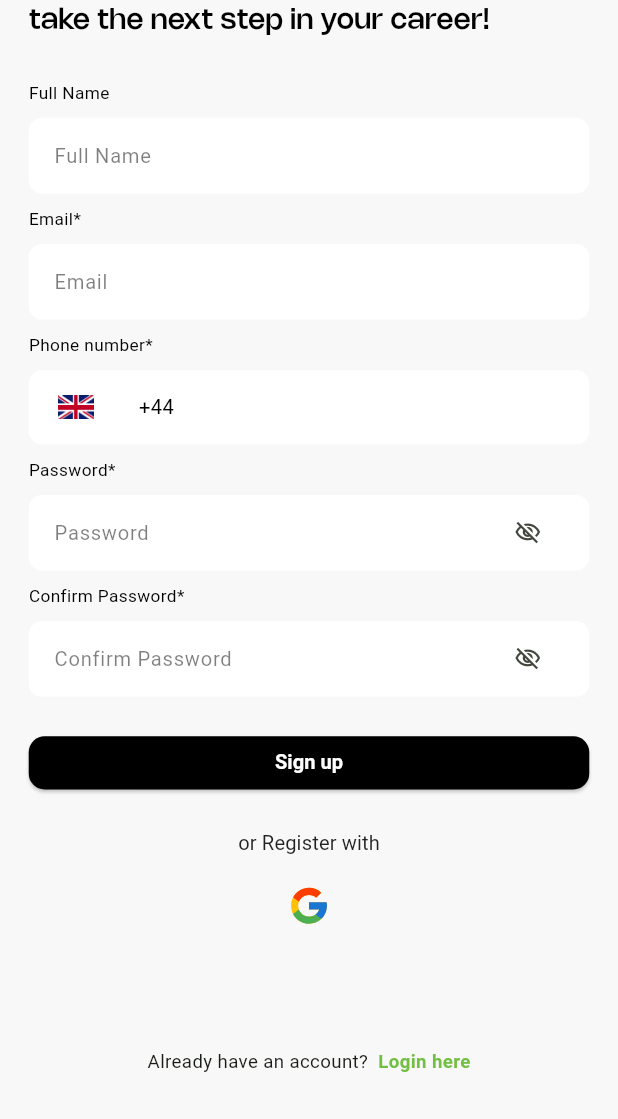
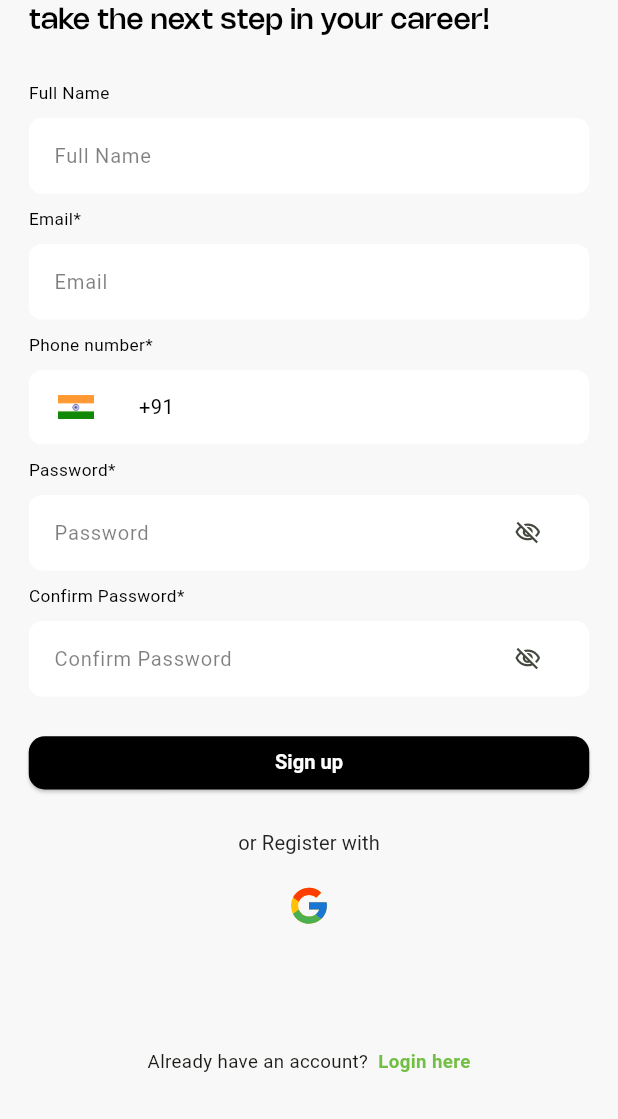
Before and after one commit to aadhitechie/amset_app, a Flutter app: the SignUpScreen screen opened by its route, on a phone screen of 412 x 824 dp, the part 117-1236 px from its top. Run offline on Flutter 3.47's test engine with Material 3 defaults, Android fonts, the light colour scheme and no system bars; our stand-ins replace cached_network_image, dio, dotted_border, flutter_screenutil, flutter_svg, get and 3 more; accounts and stored records are empty.

Commit message:
phone field edit

```diff
--- a/lib/screens/auth/_controller/signup_controller.dart
+++ b/lib/screens/auth/_controller/signup_controller.dart
@@ -15,9 +15,9 @@ class SignupController extends GetxController {
   TextEditingController confirmPasswordController = TextEditingController();
   final GlobalKey<FormState> signUpFormKey = GlobalKey<FormState>();
   RxBool isLoading = false.obs;
-  RxString countryIso = 'GB'.obs;
+  RxString countryIso = 'IN'.obs;
   var validatephoneNo = countries.firstWhere((element) => element.code == 'GB');
-  RxString countryCode = '44'.obs;
+  RxString countryCode = '91'.obs;
 
   Future<DioResponse> sendSignUpOtp() async {
     return ApiServices(token: false).postMethod(
--- a/lib/widgets/phone_field.dart
+++ b/lib/widgets/phone_field.dart
@@ -59,6 +59,7 @@ Widget reUseCountryTextField(
                       padding:
                           EdgeInsets.symmetric(horizontal: 15.w, vertical: 7.h),
                       child: IntlPhoneField(
+
                         countries: countries,
                         dropdownIcon: const Icon(
                           Icons.keyboard_arrow_down,
```
Also changed, not shown: pubspec.lock, 2 other files.
